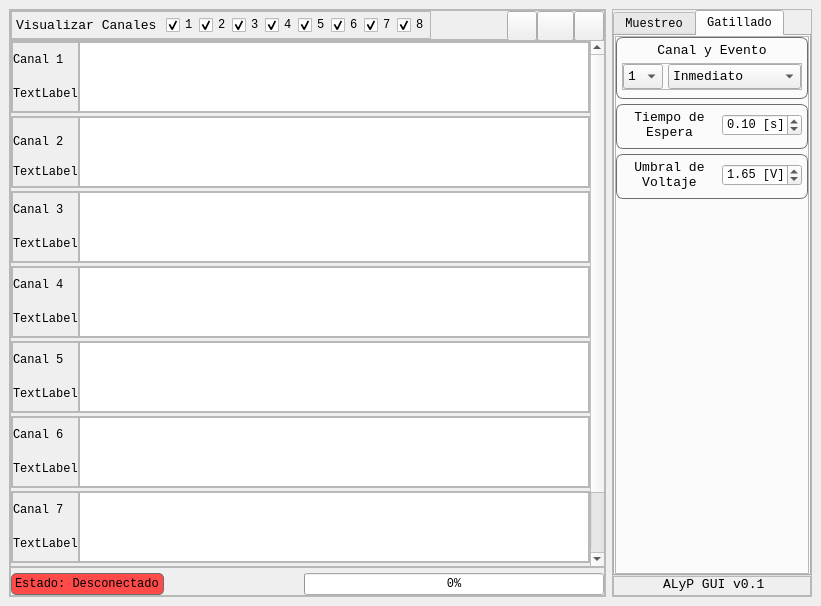
KarimHacen7/ProyectoFinal, file GUI v0.1/src/mainwindow.ui: the form before one commit.
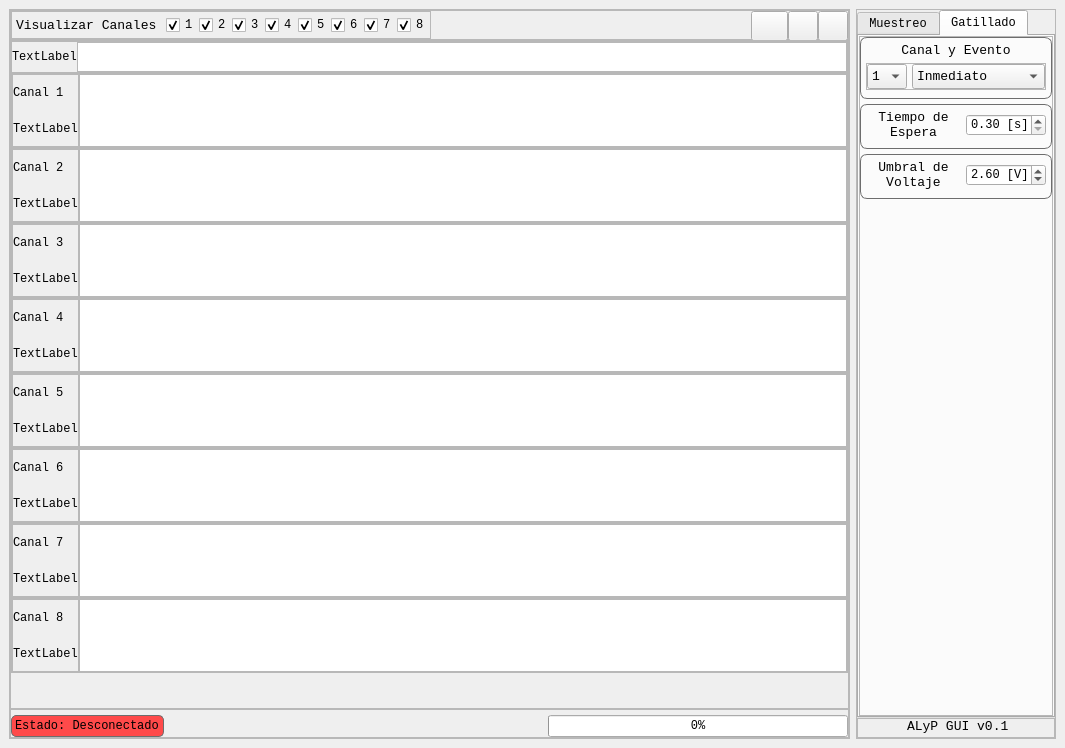
The form after the commit. The open tabs and pages were chosen to show the change. Icons and pictures are not drawn.

Commit message: Channel Plotting somewhat functional

What changed in the file:
```diff
--- a/GUI v0.1/src/mainwindow.ui
+++ b/GUI v0.1/src/mainwindow.ui
@@ -6,8 +6,8 @@
    <rect>
     <x>0</x>
     <y>0</y>
-    <width>821</width>
-    <height>606</height>
+    <width>1065</width>
+    <height>748</height>
    </rect>
   </property>
   <property name="font">
@@ -257,41 +257,6 @@
             </property>
            </spacer>
           </item>
-          <item>
-           <widget class="QPushButton" name="startSamplingPushButton">
-            <property name="sizePolicy">
-             <sizepolicy hsizetype="Fixed" vsizetype="Fixed">
-              <horstretch>0</horstretch>
-              <verstretch>0</verstretch>
-             </sizepolicy>
-            </property>
-            <property name="minimumSize">
-             <size>
-              <width>30</width>
-              <height>30</height>
-             </size>
-            </property>
-            <property name="maximumSize">
-             <size>
-              <width>30</width>
-              <height>30</height>
-             </size>
-            </property>
-            <property name="text">
-             <string/>
-            </property>
-            <property name="icon">
-             <iconset resource="Icons.qrc">
-              <normaloff>:/ButtonIcons/ico/play.png</normaloff>:/ButtonIcons/ico/play.png</iconset>
-            </property>
-            <property name="iconSize">
-             <size>
-              <width>20</width>
-              <height>20</height>
-             </size>
-            </property>
-           </widget>
-          </item>
           <item>
            <widget class="QPushButton" name="pushButton">
             <property name="minimumSize">
@@ -315,6 +280,41 @@
             </property>
            </widget>
           </item>
+          <item>
+           <widget class="QPushButton" name="startSamplingPushButton">
+            <property name="sizePolicy">
+             <sizepolicy hsizetype="Fixed" vsizetype="Fixed">
+              <horstretch>0</horstretch>
+              <verstretch>0</verstretch>
+             </sizepolicy>
+            </property>
+            <property name="minimumSize">
+             <size>
+              <width>30</width>
+              <height>30</height>
+             </size>
+            </property>
+            <property name="maximumSize">
+             <size>
+              <width>30</width>
+              <height>30</height>
+             </size>
+            </property>
+            <property name="text">
+             <string/>
+            </property>
+            <property name="icon">
+             <iconset resource="Icons.qrc">
+              <normaloff>:/ButtonIcons/ico/play.png</normaloff>:/ButtonIcons/ico/play.png</iconset>
+            </property>
+            <property name="iconSize">
+             <size>
+              <width>20</width>
+              <height>20</height>
+             </size>
+            </property>
+           </widget>
+          </item>
           <item>
            <widget class="QPushButton" name="configSliderPushButton">
             <property name="minimumSize">
@@ -357,13 +357,13 @@
            <rect>
             <x>0</x>
             <y>0</y>
-            <width>576</width>
-            <height>605</height>
+            <width>837</width>
+            <height>667</height>
            </rect>
           </property>
           <layout class="QVBoxLayout" name="verticalLayout_17">
            <property name="spacing">
-            <number>3</number>
+            <number>0</number>
            </property>
            <property name="leftMargin">
             <number>0</number>
@@ -377,8 +377,76 @@
            <property name="bottomMargin">
             <number>0</number>
            </property>
+           <item>
+            <widget class="QFrame" name="axisFrame">
+             <property name="frameShape">
+              <enum>QFrame::StyledPanel</enum>
+             </property>
+             <property name="frameShadow">
+              <enum>QFrame::Raised</enum>
+             </property>
+             <layout class="QHBoxLayout" name="horizontalLayout_18">
+              <property name="spacing">
+               <number>0</number>
+              </property>
+              <property name="leftMargin">
+               <number>0</number>
+              </property>
+              <property name="topMargin">
+               <number>0</number>
+              </property>
+              <property name="rightMargin">
+               <number>0</number>
+              </property>
+              <property name="bottomMargin">
+               <number>0</number>
+              </property>
+              <item>
+               <widget class="QLabel" name="axisLabel">
+                <property name="sizePolicy">
+                 <sizepolicy hsizetype="Fixed" vsizetype="Preferred">
+                  <horstretch>0</horstretch>
+                  <verstretch>0</verstretch>
+                 </sizepolicy>
+                </property>
+                <property name="text">
+                 <string>TextLabel</string>
+                </property>
+               </widget>
+              </item>
+              <item>
+               <widget class="QGraphicsView" name="graphicsView">
+                <property name="sizePolicy">
+                 <sizepolicy hsizetype="Expanding" vsizetype="Fixed">
+                  <horstretch>0</horstretch>
+                  <verstretch>0</verstretch>
+                 </sizepolicy>
+                </property>
+                <property name="maximumSize">
+                 <size>
+                  <width>16777215</width>
+                  <height>30</height>
+                 </size>
+                </property>
+               </widget>
+              </item>
+             </layout>
+            </widget>
+           </item>
            <item>
             <widget class="QFrame" name="channel1Frame">
+             <property name="sizePolicy">
+              <sizepolicy hsizetype="Preferred" vsizetype="Fixed">
+               <horstretch>0</horstretch>
+               <verstretch>0</verstretch>
+              </sizepolicy>
+             </property>
+             <property name="maximumSize">
+              <size>
+               <width>16777215</width>
+               <height>75</height>
+              </size>
+             </property>
              <property name="frameShape">
               <enum>QFrame::StyledPanel</enum>
              </property>
@@ -403,6 +471,12 @@
               </property>
               <item>
                <widget class="QFrame" name="channel1LabelFrame">
+                <property name="sizePolicy">
+                 <sizepolicy hsizetype="Fixed" vsizetype="Preferred">
+                  <horstretch>0</horstretch>
+                  <verstretch>0</verstretch>
+                 </sizepolicy>
+                </property>
                 <property name="frameShape">
                  <enum>QFrame::StyledPanel</enum>
                 </property>
@@ -455,13 +529,32 @@
                </widget>
               </item>
               <item>
-               <widget class="QGraphicsView" name="channel1GraphicsView"/>
+               <widget class="QGraphicsView" name="channel1GraphicsView">
+                <property name="verticalScrollBarPolicy">
+                 <enum>Qt::ScrollBarAlwaysOff</enum>
+                </property>
+                <property name="horizontalScrollBarPolicy">
+                 <enum>Qt::ScrollBarAlwaysOff</enum>
+                </property>
+               </widget>
               </item>
              </layout>
             </widget>
            </item>
            <item>
             <widget class="QFrame" name="channel2Frame">
+             <property name="sizePolicy">
+              <sizepolicy hsizetype="Preferred" vsizetype="Fixed">
+               <horstretch>0</horstretch>
+               <verstretch>0</verstretch>
+              </sizepolicy>
+             </property>
+             <property name="maximumSize">
+              <size>
+               <width>16777215</width>
+               <height>75</height>
+              </size>
+             </property>
              <property name="frameShape">
               <enum>QFrame::StyledPanel</enum>
              </property>
@@ -486,6 +579,12 @@
               </property>
               <item>
                <widget class="QFrame" name="channel2LabelFrame">
+                <property name="sizePolicy">
+                 <sizepolicy hsizetype="Fixed" vsizetype="Preferred">
+                  <horstretch>0</horstretch>
+                  <verstretch>0</verstretch>
+                 </sizepolicy>
+                </property>
                 <property name="frameShape">
                  <enum>QFrame::StyledPanel</enum>
                 </property>
@@ -499,6 +598,9 @@
                  <property name="leftMargin">
                   <number>0</number>
                  </property>
+                 <property name="topMargin">
+                  <number>0</number>
+                 </property>
                  <property name="rightMargin">
                   <number>0</number>
                  </property>
@@ -523,13 +625,32 @@
                </widget>
               </item>
               <item>
-               <widget class="QGraphicsView" name="channel2GraphicsView"/>
+               <widget class="QGraphicsView" name="channel2GraphicsView">
+                <property name="verticalScrollBarPolicy">
+                 <enum>Qt::ScrollBarAlwaysOff</enum>
+                </property>
+                <property name="horizontalScrollBarPolicy">
+                 <enum>Qt::ScrollBarAlwaysOff</enum>
+                </property>
+               </widget>
               </item>
              </layout>
             </widget>
            </item>
            <item>
             <widget class="QFrame" name="channel3Frame">
+             <property name="sizePolicy">
+              <sizepolicy hsizetype="Preferred" vsizetype="Fixed">
+               <horstretch>0</horstretch>
+               <verstretch>0</verstretch>
+              </sizepolicy>
+             </property>
+             <property name="maximumSize">
+              <size>
+               <width>16777215</width>
+               <height>75</height>
+              </size>
+             </property>
              <property name="frameShape">
               <enum>QFrame::StyledPanel</enum>
              </property>
@@ -554,6 +675,12 @@
               </property>
               <item>
                <widget class="QFrame" name="channel3LabelFrame">
+                <property name="sizePolicy">
+                 <sizepolicy hsizetype="Fixed" vsizetype="Preferred">
+                  <horstretch>0</horstretch>
+                  <verstretch>0</verstretch>
+                 </sizepolicy>
+                </property>
                 <property name="frameShape">
                  <enum>QFrame::StyledPanel</enum>
                 </property>
@@ -594,13 +721,32 @@
                </widget>
               </item>
               <item>
-               <widget class="QGraphicsView" name="channel3GraphicsView"/>
+               <widget class="QGraphicsView" name="channel3GraphicsView">
+                <property name="verticalScrollBarPolicy">
+                 <enum>Qt::ScrollBarAlwaysOff</enum>
+                </property>
+                <property name="horizontalScrollBarPolicy">
+                 <enum>Qt::ScrollBarAlwaysOff</enum>
+                </property>
+               </widget>
               </item>
              </layout>
             </widget>
            </item>
            <item>
             <widget class="QFrame" name="channel4Frame">
+             <property name="sizePolicy">
+              <sizepolicy hsizetype="Preferred" vsizetype="Fixed">
+               <horstretch>0</horstretch>
+               <verstretch>0</verstretch>
+              </sizepolicy>
+             </property>
+             <property name="maximumSize">
+              <size>
+               <width>16777215</width>
+               <height>75</height>
+              </size>
+             </property>
              <property name="frameShape">
               <enum>QFrame::StyledPanel</enum>
              </property>
@@ -625,6 +771,12 @@
               </property>
               <item>
                <widget class="QFrame" name="channel4LabelFrame">
+                <property name="sizePolicy">
+                 <sizepolicy hsizetype="Fixed" vsizetype="Preferred">
+                  <horstretch>0</horstretch>
+                  <verstretch>0</verstretch>
+                 </sizepolicy>
+                </property>
                 <property name="frameShape">
                  <enum>QFrame::StyledPanel</enum>
                 </property>
@@ -665,13 +817,32 @@
                </widget>
               </item>
               <item>
-               <widget class="QGraphicsView" name="channel4GraphicsView"/>
+               <widget class="QGraphicsView" name="channel4GraphicsView">
+                <property name="verticalScrollBarPolicy">
+                 <enum>Qt::ScrollBarAlwaysOff</enum>
+                </property>
+                <property name="horizontalScrollBarPolicy">
+                 <enum>Qt::ScrollBarAlwaysOff</enum>
+                </property>
+               </widget>
               </item>
              </layout>
             </widget>
            </item>
            <item>
             <widget class="QFrame" name="channel5Frame">
+             <property name="sizePolicy">
+              <sizepolicy hsizetype="Preferred" vsizetype="Fixed">
+               <horstretch>0</horstretch>
+               <verstretch>0</verstretch>
+              </sizepolicy>
+             </property>
+             <property name="maximumSize">
+              <size>
+               <width>16777215</width>
+               <height>75</height>
+              </size>
+             </property>
              <property name="frameShape">
               <enum>QFrame::StyledPanel</enum>
              </property>
@@ -696,6 +867,12 @@
               </property>
               <item>
                <widget class="QFrame" name="channel5LabelFrame">
+                <property name="sizePolicy">
+                 <sizepolicy hsizetype="Fixed" vsizetype="Preferred">
+                  <horstretch>0</horstretch>
+                  <verstretch>0</verstretch>
+                 </sizepolicy>
+                </property>
                 <property name="frameShape">
                  <enum>QFrame::StyledPanel</enum>
                 </property>
@@ -736,13 +913,32 @@
                </widget>
               </item>
               <item>
-               <widget class="QGraphicsView" name="channel5GraphicsView"/>
+               <widget class="QGraphicsView" name="channel5GraphicsView">
+                <property name="verticalScrollBarPolicy">
+                 <enum>Qt::ScrollBarAlwaysOff</enum>
+                </property>
+                <property name="horizontalScrollBarPolicy">
+                 <enum>Qt::ScrollBarAlwaysOff</enum>
+                </property>
+               </widget>
               </item>
              </layout>
             </widget>
            </item>
            <item>
             <widget class="QFrame" name="channel6Frame">
+             <property name="sizePolicy">
+              <sizepolicy hsizetype="Preferred" vsizetype="Fixed">
+               <horstretch>0</horstretch>
+               <verstretch>0</verstretch>
+              </sizepolicy>
+             </property>
+             <property name="maximumSize">
+              <size>
+               <width>16777215</width>
+               <height>75</height>
+              </size>
+             </property>
              <property name="frameShape">
               <enum>QFrame::StyledPanel</enum>
              </property>
@@ -767,6 +963,12 @@
               </property>
               <item>
                <widget class="QFrame" name="channel6LabelFrame">
+                <property name="sizePolicy">
+                 <sizepolicy hsizetype="Fixed" vsizetype="Preferred">
+                  <horstretch>0</horstretch>
+                  <verstretch>0</verstretch>
+                 </sizepolicy>
+                </property>
                 <property name="frameShape">
                  <enum>QFrame::StyledPanel</enum>
                 </property>
@@ -807,13 +1009,32 @@
                </widget>
               </item>
               <item>
-               <widget class="QGraphicsView" name="channel6GraphicsView"/>
+               <widget class="QGraphicsView" name="channel6GraphicsView">
+                <property name="verticalScrollBarPolicy">
+                 <enum>Qt::ScrollBarAlwaysOff</enum>
+                </property>
+                <property name="horizontalScrollBarPolicy">
+                 <enum>Qt::ScrollBarAlwaysOff</enum>
+                </property>
+               </widget>
               </item>
              </layout>
             </widget>
            </item>
            <item>
             <widget class="QFrame" name="channel7Frame">
+             <property name="sizePolicy">
+              <sizepolicy hsizetype="Preferred" vsizetype="Fixed">
+               <horstretch>0</horstretch>
+               <verstretch>0</verstretch>
+              </sizepolicy>
+             </property>
+             <property name="maximumSize">
+              <size>
+               <width>16777215</width>
+               <height>75</height>
+              </size>
+             </property>
              <property name="frameShape">
               <enum>QFrame::StyledPanel</enum>
              </property>
@@ -838,6 +1059,12 @@
               </property>
               <item>
                <widget class="QFrame" name="channel7LabelFrame">
+                <property name="sizePolicy">
+                 <sizepolicy hsizetype="Fixed" vsizetype="Preferred">
+                  <horstretch>0</horstretch>
+                  <verstretch>0</verstretch>
+                 </sizepolicy>
+                </property>
                 <property name="frameShape">
                  <enum>QFrame::StyledPanel</enum>
                 </property>
@@ -878,13 +1105,32 @@
                </widget>
               </item>
               <item>
-               <widget class="QGraphicsView" name="channel7GraphicsView"/>
+               <widget class="QGraphicsView" name="channel7GraphicsView">
+                <property name="verticalScrollBarPolicy">
+                 <enum>Qt::ScrollBarAlwaysOff</enum>
+                </property>
+                <property name="horizontalScrollBarPolicy">
+                 <enum>Qt::ScrollBarAlwaysOff</enum>
+                </property>
+               </widget>
               </item>
              </layout>
             </widget>
            </item>
            <item>
-            <widget class="QFrame" name="channel8Frame8">
+            <widget class="QFrame" name="channel8Frame">
+             <property name="sizePolicy">
+              <sizepolicy hsizetype="Preferred" vsizetype="Fixed">
+               <horstretch>0</horstretch>
+               <verstretch>0</verstretch>
+              </sizepolicy>
+             </property>
+             <property name="maximumSize">
+              <size>
+               <width>16777215</width>
+               <height>75</height>
+              </size>
+             </property>
              <property name="frameShape">
               <enum>QFrame::StyledPanel</enum>
              </property>
@@ -909,6 +1155,12 @@
               </property>
               <item>
                <widget class="QFrame" name="channel8LabelFrame">
+                <property name="sizePolicy">
+                 <sizepolicy hsizetype="Fixed" vsizetype="Preferred">
+                  <horstretch>0</horstretch>
+                  <verstretch>0</verstretch>
+                 </sizepolicy>
+                </property>
                 <property name="frameShape">
                  <enum>QFrame::StyledPanel</enum>
                 </property>
@@ -949,11 +1201,31 @@
                </widget>
               </item>
               <item>
-               <widget class="QGraphicsView" name="channel8GraphicsView"/>
+               <widget class="QGraphicsView" name="channel8GraphicsView">
+                <property name="verticalScrollBarPolicy">
+                 <enum>Qt::ScrollBarAlwaysOff</enum>
+                </property>
+                <property name="horizontalScrollBarPolicy">
+                 <enum>Qt::ScrollBarAlwaysOff</enum>
+                </property>
+               </widget>
               </item>
              </layout>
             </widget>
            </item>
+           <item>
+            <spacer name="verticalSpacer">
+             <property name="orientation">
+              <enum>Qt::Vertical</enum>
+             </property>
+             <property name="sizeHint" stdset="0">
+              <size>
+               <width>20</width>
+               <height>40</height>
+              </size>
+             </property>
+            </spacer>
+           </item>
           </layout>
          </widget>
         </widget>
@@ -2025,13 +2297,13 @@
                     <string> [s]</string>
                    </property>
                    <property name="minimum">
-                    <double>0.010000000000000</double>
+                    <double>0.300000000000000</double>
                    </property>
                    <property name="singleStep">
                     <double>0.100000000000000</double>
                    </property>
                    <property name="value">
-                    <double>0.100000000000000</double>
+                    <double>0.300000000000000</double>
                    </property>
                   </widget>
                  </item>
@@ -2114,7 +2386,7 @@
                     <double>0.010000000000000</double>
                    </property>
                    <property name="value">
-                    <double>1.650000000000000</double>
+                    <double>2.600000000000000</double>
                    </property>
                   </widget>
                  </item>
```
Left out of the diff: 18 changed lines with no effect on the pictures. The commit also changes 18 other files.
